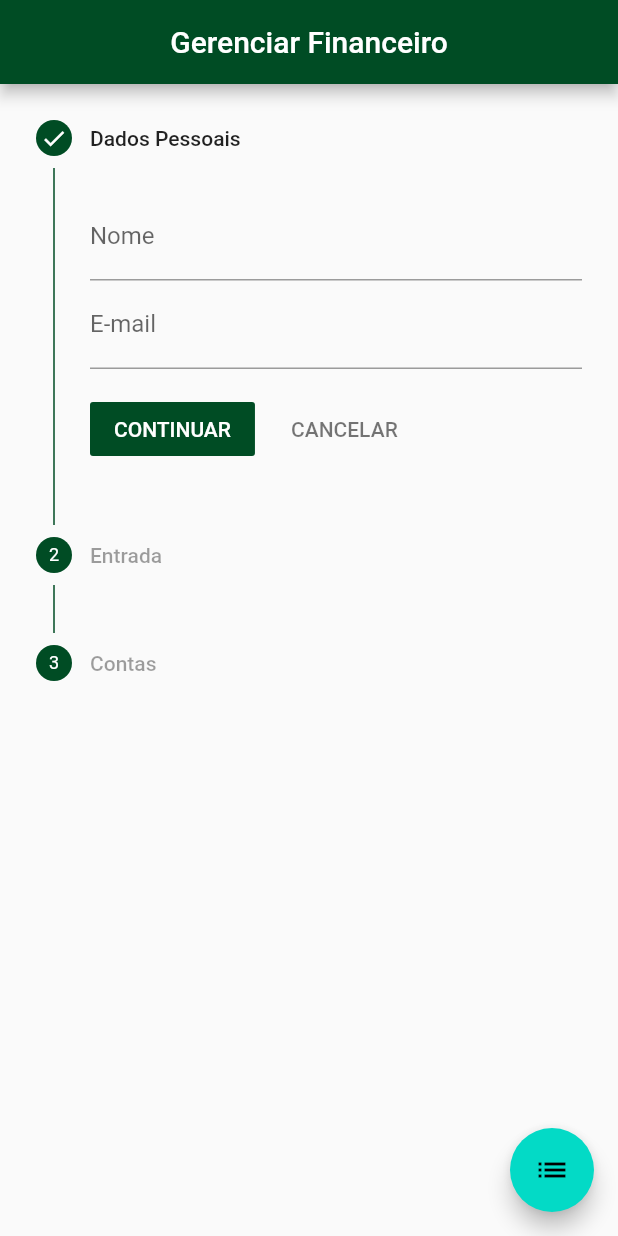
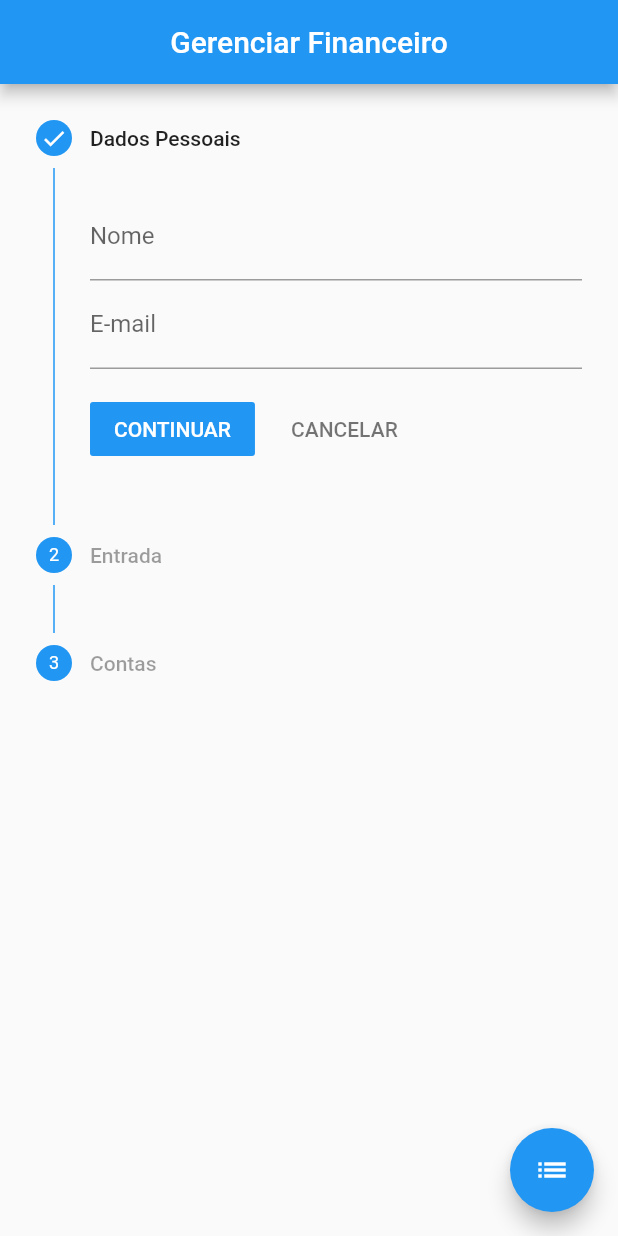
Before and after one commit to wendreof/moneyManager, a Flutter app: the screen it shows after launch, after a tap on "Dados Pessoais", on a phone screen of 412 x 824 dp. Run offline on Flutter 3.47's test engine with Material 2 defaults, Android fonts, the phone set to English and light mode, and no system bars; our stand-ins replace charts_flutter, flutter_modular, mobx, shared_preferences; missing offline and left inert: flutter_gallery, load; generated files the repository leaves out were written again.

Commit message:
:lipstick:

```diff
--- a/lib/app/app_widget.dart
+++ b/lib/app/app_widget.dart
@@ -22,11 +22,11 @@ class AppWidget extends StatelessWidget {
         debugShowCheckedModeBanner: false,
         navigatorKey: Modular.navigatorKey,
         title: 'Credisan Pix',
-        theme: ThemeData(
-          colorScheme: ColorScheme.light(primary: const Color(0xff004c24)),
-          primaryColor: Color(0xff004c24),
-          accentColor: Color(0xffef7d00),
-        ),
+        // theme: ThemeData(
+        //   colorScheme: ColorScheme.light(primary: const Color(0xff004c24)),
+        //   primaryColor: Color(0xff004c24),
+        //   accentColor: Color(0xffef7d00),
+        // ),
         initialRoute: '/',
         onGenerateRoute: Modular.generateRoute,
         builder: (BuildContext context, Widget child) {
--- a/lib/app/modules/home/home_page.dart
+++ b/lib/app/modules/home/home_page.dart
@@ -35,7 +35,7 @@ class _HomePageState extends ModularState<HomePage, HomeController> {
         _store.nome,
       ),
       accountEmail: Text(
-        "wendreolf@email.com",
+        _store.email,
       ),
       currentAccountPicture: const CircleAvatar(
         child: FlutterLogo(size: 42.0),
@@ -67,7 +67,7 @@ class _HomePageState extends ModularState<HomePage, HomeController> {
     return Scaffold(
       appBar: AppBar(
         title: Text(
-          "Texto",
+          "Título",
         ),
       ),
       body: Center(
--- a/lib/app/modules/stepper/stepper_page.dart
+++ b/lib/app/modules/stepper/stepper_page.dart
@@ -10,6 +10,9 @@ class StepperPage extends StatefulWidget {
 
 class _StepperPageState extends State<StepperPage> {
   var _store;
+  final TextEditingController _name = TextEditingController();
+  final TextEditingController _email = TextEditingController();
+
   @override
   void initState() {
     // TODO: implement initState
@@ -46,9 +49,11 @@ class _StepperPageState extends State<StepperPage> {
                     content: Column(
                       children: <Widget>[
                         TextFormField(
+                          controller: _name,
                           decoration: InputDecoration(labelText: 'Nome'),
                         ),
                         TextFormField(
+                          controller: _email,
                           decoration: InputDecoration(labelText: 'E-mail'),
                         ),
                       ],
@@ -116,11 +121,15 @@ class _StepperPageState extends State<StepperPage> {
   }
 
   tapped(int step) {
-    setState(() => _currentStep = step);
+    setState(() {
+      _currentStep = step;
+    });
   }
 
   continued() {
     if (_currentStep == 2) {
+      _store.nome = _name.text;
+      _store.email = _email.text;
       Modular.to.pushReplacementNamed("/home");
     }
     _currentStep < 2 ? setState(() => _currentStep += 1) : null;
--- a/lib/app/modules/store/main_store.dart
+++ b/lib/app/modules/store/main_store.dart
@@ -7,9 +7,9 @@ class MainStore = _MainStore with _$MainStore;
 
 abstract class _MainStore with Store {
   @observable
-  String nome = "kkk";
+  String nome = "";
   @observable
-  String agencia = "";
+  String email = "";
   // @observable
   // String nome = "";
   // @observable
```
Also changed, not shown: lib/app/modules/store/main_store.g.dart.
